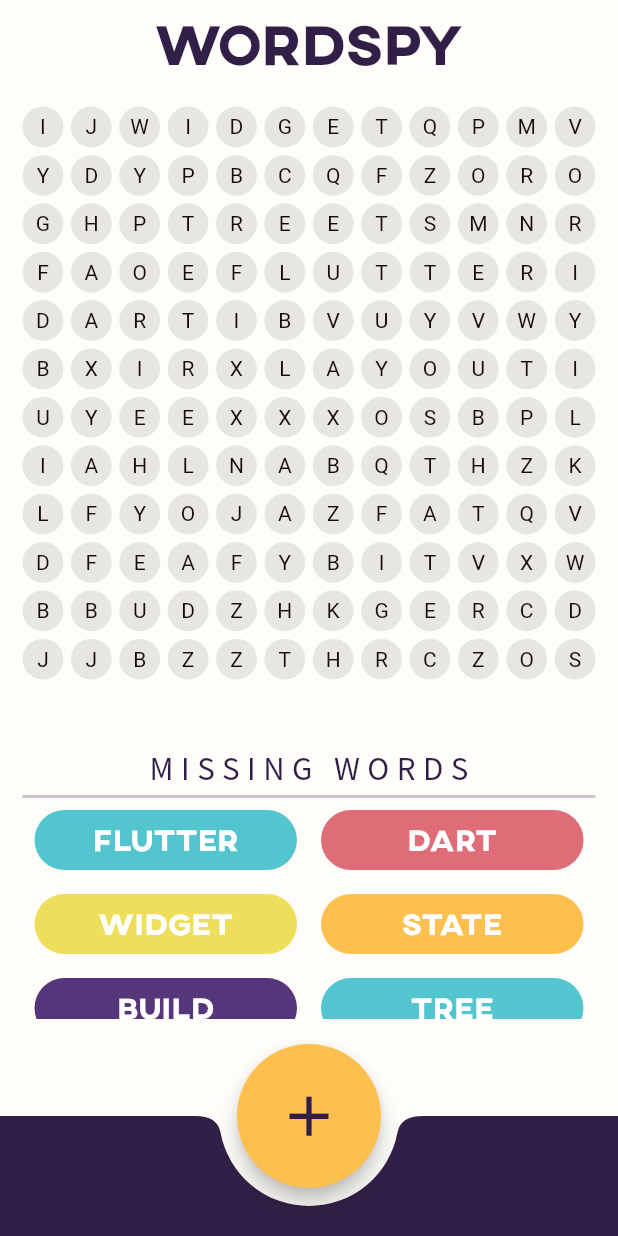
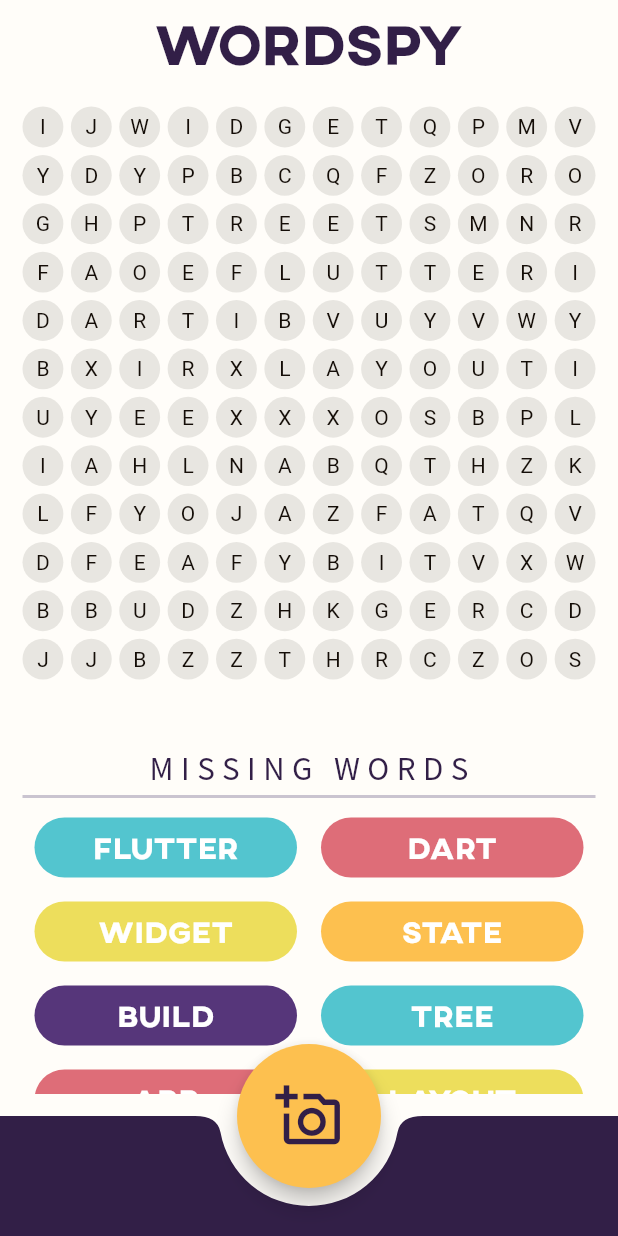
Before and after one commit to joaquingalang/wordspy, a Flutter app: the screen it shows after launch, after a tap on the "add a photo" icon, on a phone screen of 412 x 824 dp. Run offline on Flutter 3.47's test engine with Material 3 defaults, Android fonts, the phone set to English and light mode, and no system bars.

Commit message:
Added insturction_screen.dart and solver_screen.dart

```diff
--- a/lib/main.dart
+++ b/lib/main.dart
@@ -1,6 +1,7 @@
 import 'package:flutter/material.dart';
 import 'package:wordspy/utils/constants.dart';
-import 'package:wordspy/screens/home_screen.dart';
+import 'package:wordspy/screens/solver_screen.dart';
+import 'package:wordspy/screens/instruction_screen.dart';
 
 void main() {
   runApp(App());
@@ -12,7 +13,7 @@ class App extends StatelessWidget {
   @override
   Widget build(BuildContext context) {
     return MaterialApp(
-      home: HomeScreen(),
+      home: SolverScreen(),
       theme: ThemeData.light().copyWith(
         scaffoldBackgroundColor: kCreamColor,
         appBarTheme: AppBarTheme(
--- a/lib/screens/home_screen.dart
+++ b/lib/screens/solver_screen.dart
@@ -1,17 +1,15 @@
 import 'package:flutter/material.dart';
 import 'package:wordspy/utils/constants.dart';
-import 'package:wordspy/widgets/instructions.dart';
 import 'package:wordspy/widgets/solver.dart';
 
-class HomeScreen extends StatefulWidget {
-  const HomeScreen({super.key});
+class SolverScreen extends StatefulWidget {
+  const SolverScreen({super.key});
 
   @override
-  State<HomeScreen> createState() => _HomeScreenState();
+  State<SolverScreen> createState() => _SolverScreenState();
 }
 
-class _HomeScreenState extends State<HomeScreen> {
-  bool _imageScanned = false;
+class _SolverScreenState extends State<SolverScreen> {
 
   List<List<String>> puzzleGrid = [
     ['I', 'J', 'W', 'I', 'D', 'G', 'E', 'T', 'Q', 'P', 'M', 'V'],
@@ -56,12 +54,10 @@ class _HomeScreenState extends State<HomeScreen> {
         ),
       ),
       body: SafeArea(
-        child: (_imageScanned)
-            ? Solver(
-                puzzleGrid: puzzleGrid,
-                wordList: wordList,
-              )
-            : InstructionBody(),
+        child: Solver(
+          puzzleGrid: puzzleGrid,
+          wordList: wordList,
+        ),
       ),
       bottomNavigationBar: BottomAppBar(
         shape: CircularNotchedRectangle(),
@@ -71,15 +67,9 @@ class _HomeScreenState extends State<HomeScreen> {
         child: FloatingActionButton.large(
           shape: CircleBorder(),
           backgroundColor: kOrangeColor,
-          onPressed: () {
-            setState(() {
-              _imageScanned = !_imageScanned;
-            });
-          },
+          onPressed: () {},
           child: Icon(
-            (_imageScanned)
-                ? Icons.add
-                : Icons.add_a_photo_outlined,
+            Icons.add_a_photo_outlined,
             color: kDeepPurpleColor,
             size: 45,
           ),
--- a/lib/widgets/solver.dart
+++ b/lib/widgets/solver.dart
@@ -22,9 +22,6 @@ class _SolverState extends State<Solver> {
   late List<List<Color>> _colorGrid;
   late List _letterList;
   late List _colorList;
-  late List _wordColorList;
-
-  // TODO: Create puzzle text builder
 
   List<List<Color>> buildColorGrid() {
     List<Color> row = [];
@@ -72,6 +69,19 @@ class _SolverState extends State<Solver> {
     return convertedList;
   }
 
+  void solveWordSearchPuzzle() {
+    for (String word in widget.wordList) {
+      int letterIndex = 0;
+      for (int row = 0; row < _gridDimensions; row++) {
+        for (int col = 0; col < _gridDimensions; col++) {
+          if (widget.puzzleGrid[row][col] == word[letterIndex]) {
+            print('${widget.puzzleGrid[row][col]} = ${word[letterIndex]}');
+          }
+        }
+      }
+    }
+  }
+
   @override
   void initState() {
     _gridDimensions = widget.puzzleGrid.length;
@@ -79,7 +89,7 @@ class _SolverState extends State<Solver> {
     _colorGrid = buildColorGrid();
     _letterList = gridToList(widget.puzzleGrid);
     _colorList = gridToList(_colorGrid);
-    _wordColorList = buildWordColorList();
+    solveWordSearchPuzzle();
     super.initState();
   }
 
@@ -120,7 +130,7 @@ class _SolverState extends State<Solver> {
           ),
           Expanded(
             child: Padding(
-              padding: const EdgeInsets.only(top: 15, bottom: 50.0),
+              padding: const EdgeInsets.only(top: 15),
               child: Container(
                 width: double.infinity,
                 decoration: BoxDecoration(
--- a/lib/widgets/word_list_view.dart
+++ b/lib/widgets/word_list_view.dart
@@ -8,7 +8,7 @@ class WordListView extends StatelessWidget {
   final List<String> words;
 
   List<Widget> buildWordListView() {
-    List<Widget> wordListView = [];
+    List<Widget> wordListView = [SizedBox(height: 5)];
     List<Widget> rowContent = [];
     int colorIndex = 0;
     for (int i = 0; i < words.length; i++) {
```
Also changed, not shown: lib/screens/instruction_screen.dart (added, +77 -0 lines).
